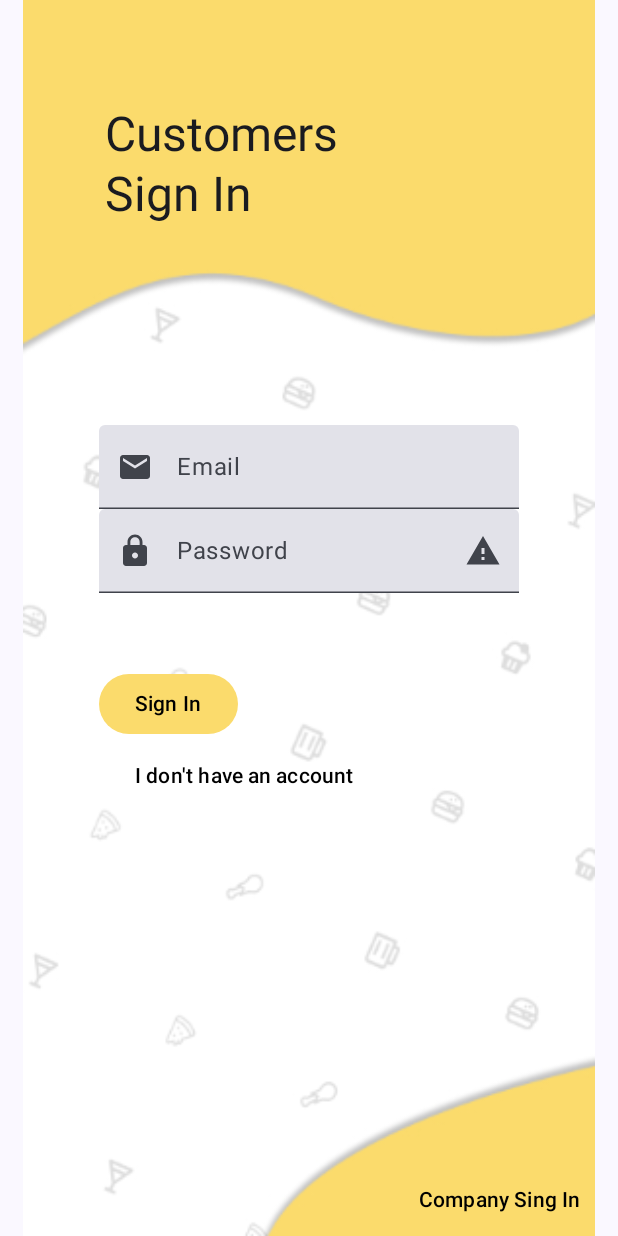
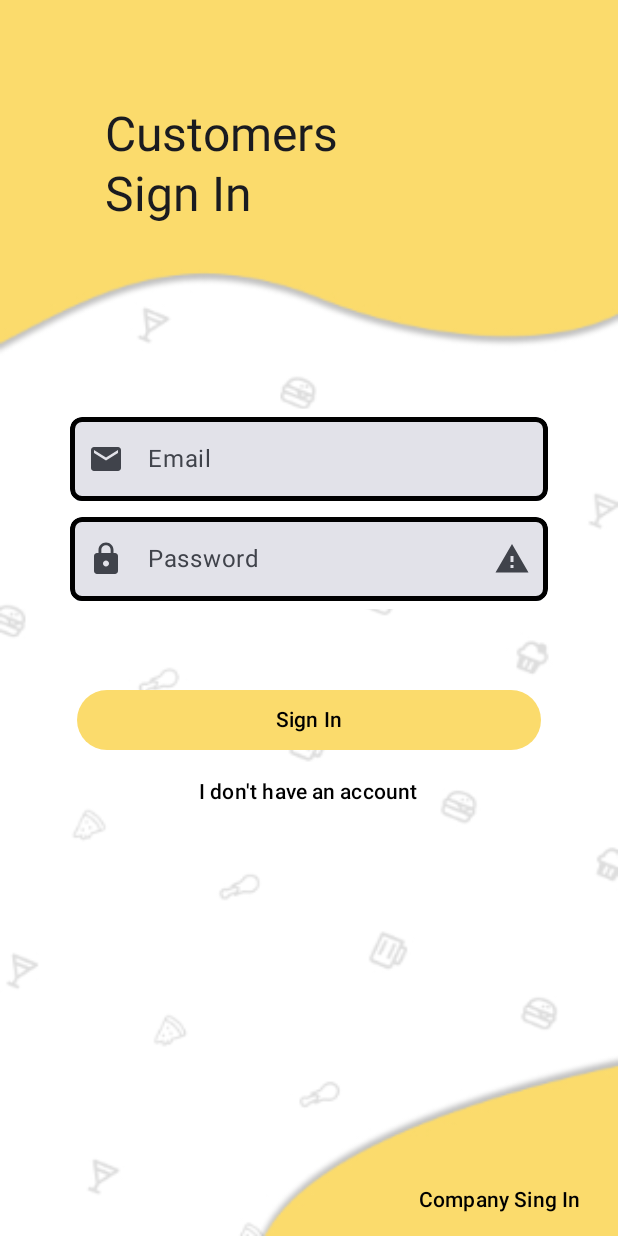
Before and after one commit to Onetoucheasy/android-application, an Android app built with Jetpack Compose: the screen it shows after launch (MainActivity), on a phone screen of 412 x 824 dp. Run offline under Robolectric (Android 15) with nearby library versions, the light colour scheme and no system bars; our stand-ins replace Dagger/Hilt's generated code, livedata-compose.

Commit message:
Updated Login UI

```diff
--- a/app/src/main/java/com/onetoucheasy/restauranteofertas/ui/scaffolds/LoginScreen.kt
+++ b/app/src/main/java/com/onetoucheasy/restauranteofertas/ui/scaffolds/LoginScreen.kt
@@ -2,12 +2,16 @@ package com.onetoucheasy.restauranteofertas.ui.scaffolds
 
 import android.annotation.SuppressLint
 import android.util.Log
+import androidx.compose.foundation.BorderStroke
 import androidx.compose.foundation.Image
+import androidx.compose.foundation.background
+import androidx.compose.foundation.border
 import androidx.compose.foundation.layout.Box
 import androidx.compose.foundation.layout.Column
 import androidx.compose.foundation.layout.fillMaxSize
 import androidx.compose.foundation.layout.padding
 import androidx.compose.foundation.layout.width
+import androidx.compose.foundation.shape.RoundedCornerShape
 import androidx.compose.material.icons.Icons
 import androidx.compose.material.icons.filled.Email
 import androidx.compose.material.icons.filled.Lock
@@ -41,14 +45,20 @@ import com.onetoucheasy.restauranteofertas.ui.theme.MainYellow
 import com.onetoucheasy.restauranteofertas.ui.theme.Transparent
 import com.onetoucheasy.restauranteofertas.ui.viewModels.LoginViewModel
 import androidx.compose.runtime.livedata.observeAsState
+import androidx.compose.ui.Alignment.Companion.CenterHorizontally
+import androidx.compose.ui.draw.clip
+import androidx.compose.ui.layout.ContentScale
+import androidx.compose.ui.platform.LocalConfiguration
+import androidx.compose.ui.text.input.PasswordVisualTransformation
+import androidx.compose.ui.text.input.VisualTransformation
+import androidx.compose.ui.unit.Dp
+import com.onetoucheasy.restauranteofertas.ui.theme.White
 
 //TODO add internet permission
 @Composable
 fun LoginScreen(viewModel: LoginViewModel,onRegisterClicked: () -> (Unit) , onLoginFinished:() -> (Unit)) {
 
     val loginStatus by viewModel.loginState.observeAsState()
-
-
 
     LaunchedEffect(loginStatus){
         if(loginStatus == true){
@@ -65,6 +75,7 @@ fun LoginScreen(viewModel: LoginViewModel,onRegisterClicked: () -> (Unit) , onLo
 @OptIn(ExperimentalMaterial3Api::class)
 @Composable
 fun LoginScreenContent(onRegisterClicked: () -> (Unit),onLoginClicked: (String, String) -> (Unit)) {
+    val width = LocalConfiguration.current.screenWidthDp.dp
 
     var isCompany by remember {
         mutableStateOf(false)
@@ -90,7 +101,8 @@ fun LoginScreenContent(onRegisterClicked: () -> (Unit),onLoginClicked: (String,
        Box(modifier = Modifier.fillMaxSize()) {
            Image(painter = painterResource(R.mipmap.login_background),
                contentDescription = stringResource(id = R.string.login_background_image_description),
-                modifier = Modifier.fillMaxSize()
+                modifier = Modifier.fillMaxSize(),
+               contentScale = ContentScale.FillBounds
                )
             //TODO Add dynamic width and padding values depending on the screen size
            Text(
@@ -107,7 +119,9 @@ fun LoginScreenContent(onRegisterClicked: () -> (Unit),onLoginClicked: (String,
                FormField(text = email, leadingIcon = Icons.Default.Email, onValueChange = {
                    email = it
                    emailValid = it.contains("@")
-               }){
+               },
+                   screenWidth = width
+               ){
                    FormLabel(hint = stringResource(id = R.string.login_email_hint))
                }
 
@@ -115,22 +129,25 @@ fun LoginScreenContent(onRegisterClicked: () -> (Unit),onLoginClicked: (String,
                    password = it
                    //  passwordValid = it.length > 8 && it.contains()
                    passwordValid = it.length > 8 //TODO Add RegEx?
-               }){
+               }, screenWidth = width,
+               ){
                    FormLabel(hint = stringResource(id = R.string.login_password_hint))
 
                }
 
-               //TODO add access button and the button to turn the login form to profesional form and viceversa
+               //TODO add access button and the button to turn the login form to professional form and viceversa
                Button(onClick = {
                    Log.d("Token", "Login access started")
                    onLoginClicked(email,password)
                    },
-                   modifier = Modifier.padding(top = 50.dp), colors = ButtonDefaults.buttonColors(MainYellow, Black, Gray, Black)) {
+                   modifier = Modifier.width(width * 3.0f / 4).align(CenterHorizontally).padding(top = 50.dp), colors = ButtonDefaults.buttonColors(MainYellow, Black, Gray, Black)) {
                     Text(stringResource(id = R.string.login_login_button))
                }
 
                //TODO this button has to be a more elaborated component to switch between customer and company
-               Button(onClick = { onRegisterClicked() }, colors = ButtonDefaults.buttonColors(Transparent,Black, Gray,Black)) {
+               Button(onClick = { onRegisterClicked() },
+                   modifier = Modifier.width(width * 2.0f / 3).align(CenterHorizontally),
+                   colors = ButtonDefaults.buttonColors(Transparent,Black, Gray,Black)) {
                    Text(if(isCompany){stringResource(id = R.string.login_no_account_company)}else{stringResource(id = R.string.login_no_account_customer)})
 
                }
@@ -162,11 +179,12 @@ fun LoginScreen_Preview() {
 fun FormField(text: String,
               leadingIcon: ImageVector,
               trailingIcon:ImageVector? = null,
+              screenWidth: Dp,
               isPassword: Boolean = false,
               onValueChange: (String) -> (Unit),
               label: (@Composable () -> (Unit))? = null) {
 
-    FormFieldContent(text, leadingIcon, trailingIcon,isPassword,onValueChange,label)
+    FormFieldContent(text, leadingIcon, trailingIcon,screenWidth,isPassword,onValueChange,label)
 }
 
 @OptIn(ExperimentalMaterial3Api::class)
@@ -174,12 +192,16 @@ fun FormField(text: String,
 fun FormFieldContent(text: String,
                      leadingIcon: ImageVector,
                      trailingIcon:ImageVector? = null,
+                     screenWidth: Dp,
                      isPassword: Boolean = false,
                      onValueChange: (String) -> (Unit),
                      label: (@Composable () -> (Unit))? = null)
 {
     TextField(value = text,
     onValueChange = onValueChange,
+        modifier = Modifier.width(screenWidth * 4.0f / 5).background(White).padding(5.dp).clip(RoundedCornerShape(8.dp)).border(
+            BorderStroke(3.dp, Black),RoundedCornerShape(8.dp)
+        ),
     leadingIcon = {
         Icon(imageVector = leadingIcon, contentDescription = leadingIcon.name)
     },
@@ -192,14 +214,16 @@ fun FormFieldContent(text: String,
             if (label != null){
                 label()
             }
-        }
+        },
+        visualTransformation = if (isPassword){PasswordVisualTransformation()}else{VisualTransformation.None},
+        singleLine = true,
     )
 }
 
 @Preview
 @Composable
 fun FormField_Preview() {
-    FormFieldContent("", Icons.Default.Lock, Icons.Default.Warning, true , {_->Unit}, {
+    FormFieldContent("", Icons.Default.Lock, Icons.Default.Warning, screenWidth = 500.dp ,true , {_->Unit}, {
         FormLabel(
         hint = "Password", TextDecoration.None
     )
```
